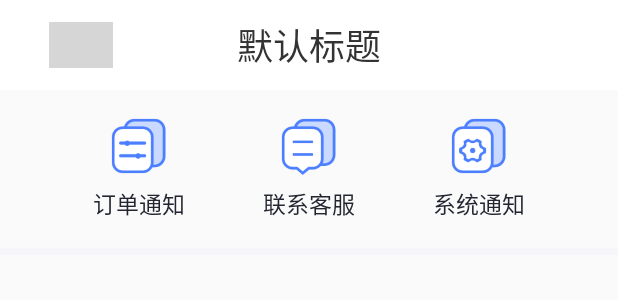
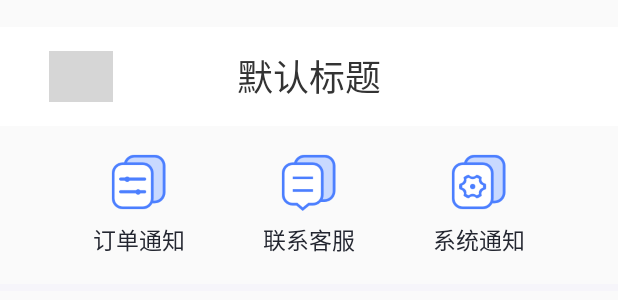
Before and after one commit to JustinWuShiYuan/wallet, an Android app: the layout tab_base_pager3.xml on its own in the app's theme, with its tools: preview values and no code run, on a phone screen of 412 x 824 dp. Shown: the top 300 px of the screen. Run offline under Robolectric (Android 15) with nearby library versions, the light colour scheme and no system bars; grey boxes are pictures that could not be loaded.

Commit message:
修复令狐导致的title 显示问题

```diff
--- a/Wallet/app/src/main/java/com/tong/gao/wallet/base/BaseFragment.java
+++ b/Wallet/app/src/main/java/com/tong/gao/wallet/base/BaseFragment.java
@@ -23,7 +23,6 @@ public abstract class BaseFragment extends Fragment {
 
     @Override
     public View onCreateView(LayoutInflater inflater, ViewGroup container, Bundle savedInstanceState) {
-//        View view = initView(inflater,container);
         return initView(inflater,container);
     }
 
--- a/Wallet/app/src/main/res/layout/tab_base_pager2.xml
+++ b/Wallet/app/src/main/res/layout/tab_base_pager2.xml
@@ -6,7 +6,8 @@
 
     <include layout="@layout/title_bar2"
         android:layout_width="fill_parent"
-        android:layout_height="50dp"
+        android:layout_marginTop="15dp"
+        android:layout_height="55dp"
         />
 
     <FrameLayout
--- a/Wallet/app/src/main/res/layout/tab_base_pager3.xml
+++ b/Wallet/app/src/main/res/layout/tab_base_pager3.xml
@@ -6,7 +6,8 @@
 
     <include layout="@layout/title_bar2"
         android:layout_width="fill_parent"
-        android:layout_height="50dp"
+        android:layout_marginTop="15dp"
+        android:layout_height="55dp"
         />
 
 
```
Also changed, not shown: Wallet/app/src/main/res/layout/fragment_main.xml (+0 -10 lines).
